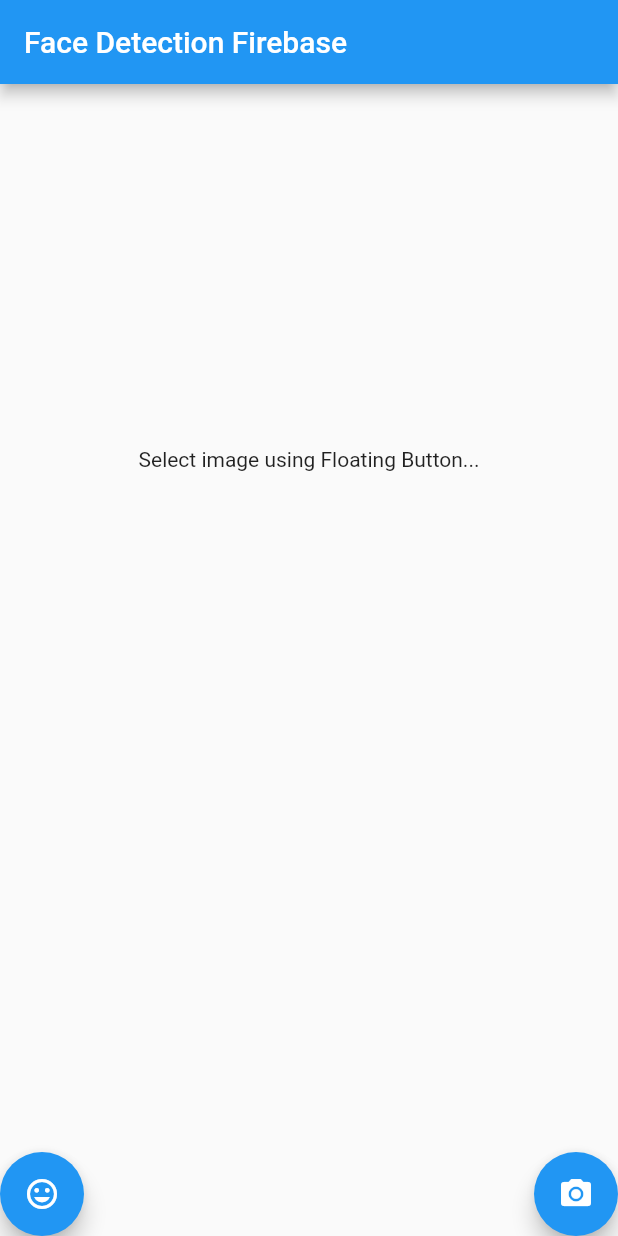
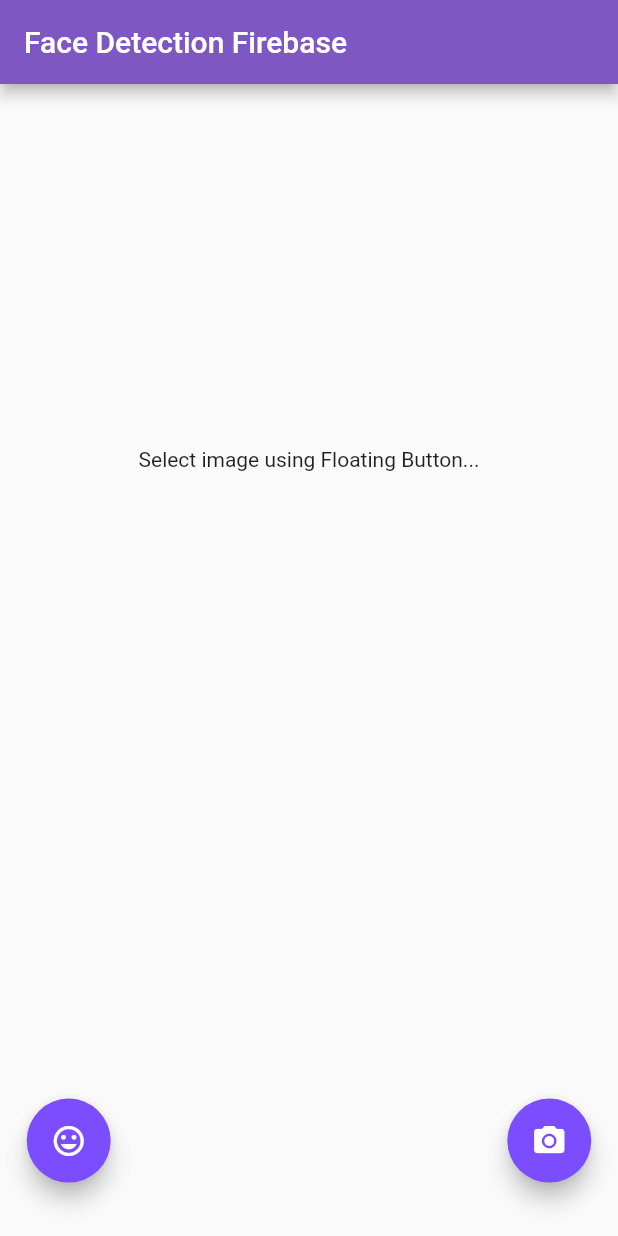
Before and after one commit to tash149/FunKrafte-ML, a Flutter app: the screen it shows after launch, on a phone screen of 412 x 824 dp. Run offline on Flutter 3.47's test engine with Material 2 defaults, Android fonts, the phone set to English and light mode, and no system bars; our stand-ins replace image_picker; missing offline and left inert: mlkit; project files that could hold a hidden picture were left out.

Commit message:
UI change

```diff
--- a/flutt_cam/lib/main.dart
+++ b/flutt_cam/lib/main.dart
@@ -33,30 +33,16 @@
   @override
   Widget build(BuildContext context) {
     return new MaterialApp(
+      theme: ThemeData(
+        brightness: Brightness.light,
+        primaryColor: Colors.deepPurple[400],
+        accentColor: Colors.deepPurpleAccent[200],
+      ),
       home: new Scaffold(
         appBar: new AppBar(
           title: new Text('Face Detection Firebase'),
         ),
         body: showBody(_file),
-        /*floatingActionButton: new FloatingActionButton(
-          onPressed: () async{
-            var file = await ImagePicker.pickImage(source: ImageSource.camera);
-            setState(() {
-              _file = file;
-            });
-
-            var face =
-            await detector.detectFromBinary(_file?.readAsBytesSync(), options);
-            setState(() {
-              if (face.isEmpty) {
-                print('No face detected');
-              } else {
-                _face = face;
-              }
-            });
-          },
-          child: new Icon(Icons.tag_faces),
-        ),*/
       ),
     );
   }
@@ -67,8 +53,9 @@
           children: <Widget>[
             _buildImage(),
             _showDetails(_face),
+
             Align(
-            alignment: Alignment.bottomLeft,
+              alignment: Alignment(-0.9, 0.9),
               child: new FloatingActionButton(
                 onPressed: () async{
                   var file = await ImagePicker.pickImage(source: ImageSource.gallery);
@@ -89,7 +76,7 @@
               ),
             ),
             Align(
-            alignment: Alignment.bottomRight,
+              alignment: Alignment(0.9,0.9),
               child: new FloatingActionButton(
                 onPressed: () async{
                   var file = await ImagePicker.pickImage(source: ImageSource.camera);
```
Lines whose indentation alone changed are shown as unchanged.
